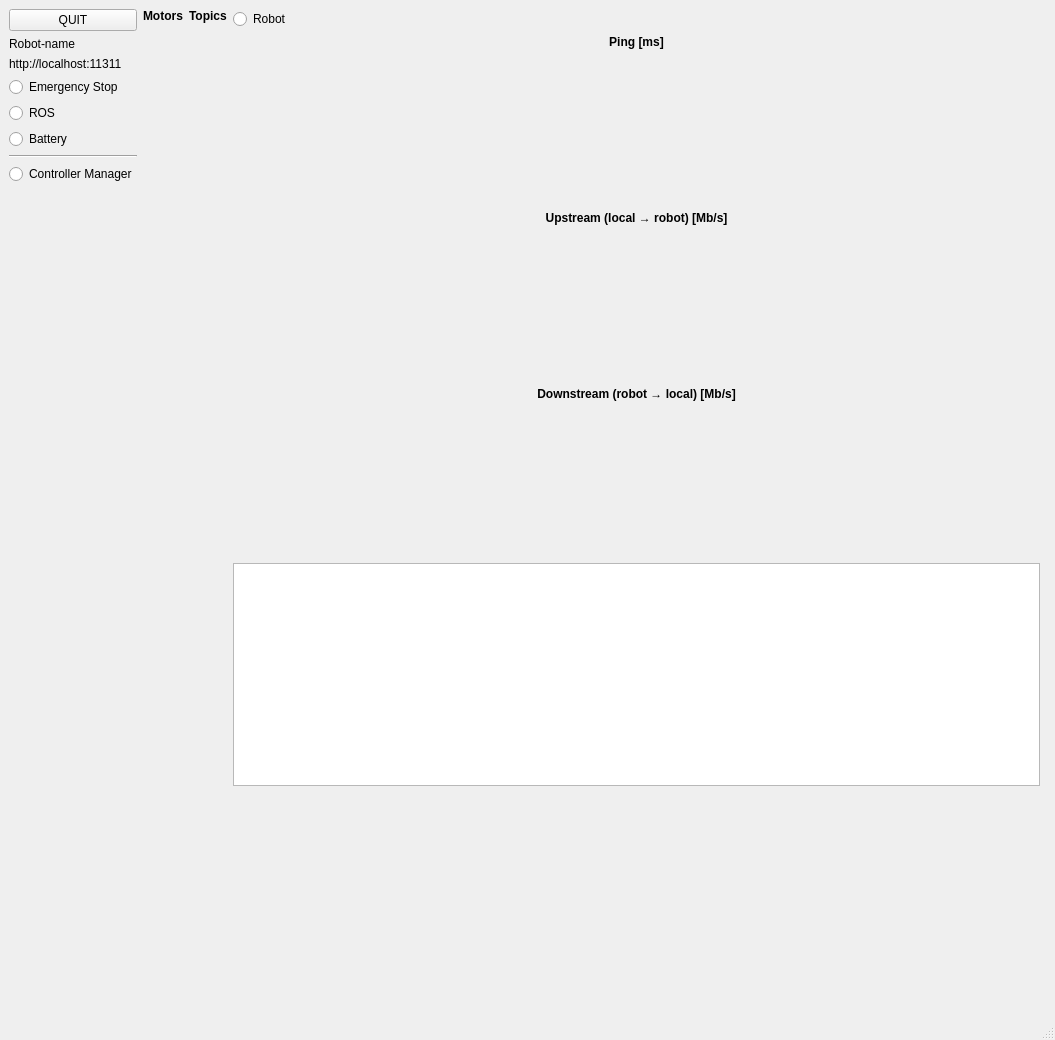
Above: dashboard.ui from hucebot/robot_dashboard before the change. Below: the same form after it.
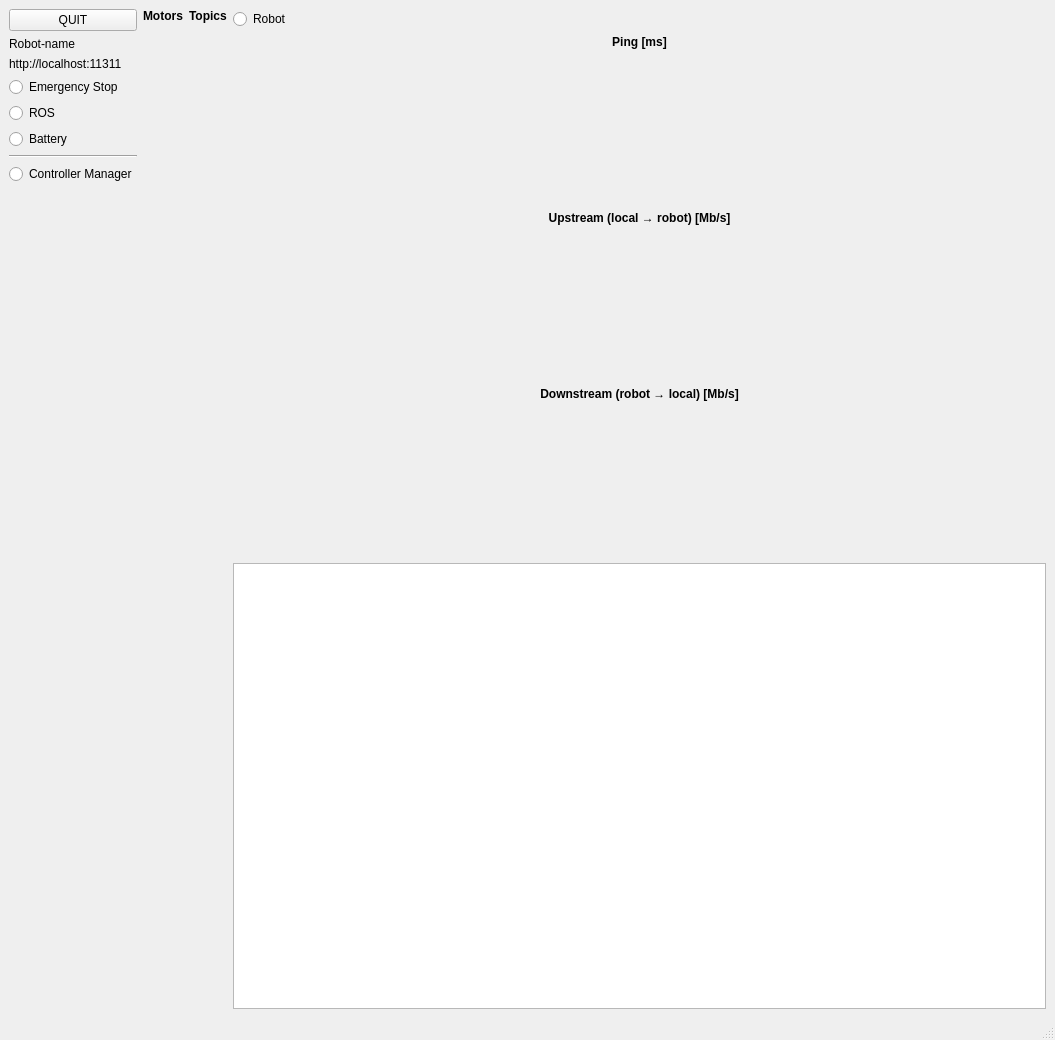
That is the form after the change. Custom widgets are drawn as their Qt base class.

Commit message: improve window layout

Patch:
```diff
--- a/dashboard.ui
+++ b/dashboard.ui
@@ -260,26 +260,6 @@
       <item>
        <widget class="QTextEdit" name="text_stdout"/>
       </item>
-      <item>
-       <spacer name="verticalSpacer_5">
-        <property name="orientation">
-         <enum>Qt::Vertical</enum>
-        </property>
-        <property name="sizeHint" stdset="0">
-         <size>
-          <width>20</width>
-          <height>40</height>
-         </size>
-        </property>
-       </spacer>
-      </item>
-     </layout>
-    </item>
-    <item>
-     <layout class="QVBoxLayout" name="verticalLayout_2">
-      <item>
-       <widget class="Plot" name="plot_delay" native="true"/>
-      </item>
      </layout>
     </item>
    </layout>
```
The commit also changes 5 other files.
